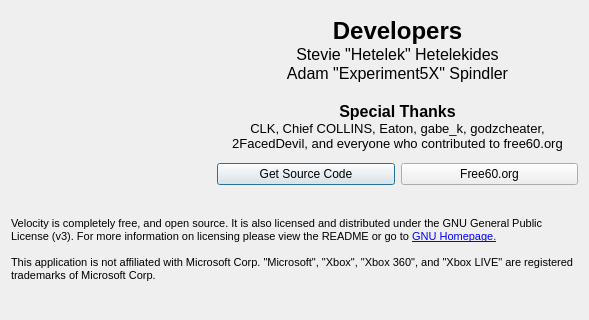
This is Velocity/about.ui in hetelek/Velocity as Qt 5 draws it before an edit. The edited form follows.
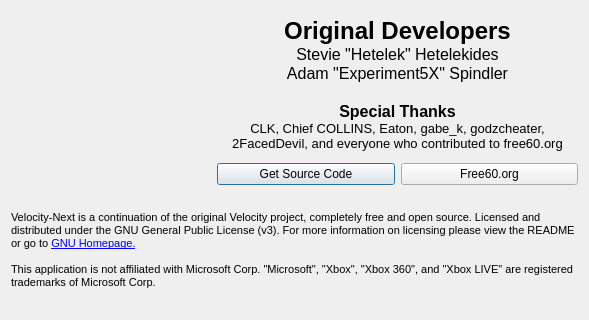
This is the edited form. Icons and pictures are not drawn.

Commit message: rebrand: Velocity-Next - continuation of original Velocity project

Diff of the .ui file:
```diff
--- a/Velocity/about.ui
+++ b/Velocity/about.ui
@@ -48,7 +48,7 @@
 &lt;html&gt;&lt;head&gt;&lt;meta name=&quot;qrichtext&quot; content=&quot;1&quot; /&gt;&lt;style type=&quot;text/css&quot;&gt;
 p, li { white-space: pre-wrap; }
 &lt;/style&gt;&lt;/head&gt;&lt;body style=&quot; font-family:'Ubuntu'; font-size:11pt; font-weight:400; font-style:normal;&quot;&gt;
-&lt;p align=&quot;center&quot; style=&quot; margin-top:0px; margin-bottom:0px; margin-left:0px; margin-right:0px; -qt-block-indent:0; text-indent:0px;&quot;&gt;&lt;span style=&quot; font-family:'MS Shell Dlg 2'; font-size:18pt; font-weight:600;&quot;&gt;Developers&lt;/span&gt;&lt;/p&gt;
+&lt;p align=&quot;center&quot; style=&quot; margin-top:0px; margin-bottom:0px; margin-left:0px; margin-right:0px; -qt-block-indent:0; text-indent:0px;&quot;&gt;&lt;span style=&quot; font-family:'MS Shell Dlg 2'; font-size:18pt; font-weight:600;&quot;&gt;Original Developers&lt;/span&gt;&lt;/p&gt;
 &lt;p align=&quot;center&quot; style=&quot; margin-top:0px; margin-bottom:0px; margin-left:0px; margin-right:0px; -qt-block-indent:0; text-indent:0px;&quot;&gt;&lt;span style=&quot; font-family:'MS Shell Dlg 2'; font-size:12pt;&quot;&gt;Stevie &amp;quot;Hetelek&amp;quot; Hetelekides&lt;/span&gt;&lt;/p&gt;
 &lt;p align=&quot;center&quot; style=&quot; margin-top:0px; margin-bottom:0px; margin-left:0px; margin-right:0px; -qt-block-indent:0; text-indent:0px;&quot;&gt;&lt;span style=&quot; font-family:'MS Shell Dlg 2'; font-size:12pt;&quot;&gt;Adam &amp;quot;Experiment5X&amp;quot; Spindler&lt;/span&gt;&lt;/p&gt;
 &lt;p align=&quot;center&quot; style=&quot;-qt-paragraph-type:empty; margin-top:0px; margin-bottom:0px; margin-left:0px; margin-right:0px; -qt-block-indent:0; text-indent:0px; font-family:'MS Shell Dlg 2'; font-size:12pt;&quot;&gt;&lt;br /&gt;&lt;/p&gt;
@@ -94,7 +94,7 @@
 &lt;html&gt;&lt;head&gt;&lt;meta name=&quot;qrichtext&quot; content=&quot;1&quot; /&gt;&lt;style type=&quot;text/css&quot;&gt;
 p, li { white-space: pre-wrap; }
 &lt;/style&gt;&lt;/head&gt;&lt;body style=&quot; font-family:'MS Shell Dlg 2'; font-size:13pt; font-weight:400; font-style:normal;&quot;&gt;
-&lt;p style=&quot; margin-top:0px; margin-bottom:0px; margin-left:0px; margin-right:0px; -qt-block-indent:0; text-indent:0px;&quot;&gt;&lt;span style=&quot; font-size:8pt;&quot;&gt;Velocity is completely free, and open source. It is also licensed and distributed under the GNU General Public License (v3). For more information on licensing please view the README or go to &lt;/span&gt;&lt;a href=&quot;http://www.gnu.org/licenses/&quot;&gt;&lt;span style=&quot; font-size:8pt; text-decoration: underline; color:#0000ff;&quot;&gt;GNU Homepage.&lt;/span&gt;&lt;/a&gt;&lt;/p&gt;
+&lt;p style=&quot; margin-top:0px; margin-bottom:0px; margin-left:0px; margin-right:0px; -qt-block-indent:0; text-indent:0px;&quot;&gt;&lt;span style=&quot; font-size:8pt;&quot;&gt;Velocity-Next is a continuation of the original Velocity project, completely free and open source. Licensed and distributed under the GNU General Public License (v3). For more information on licensing please view the README or go to &lt;/span&gt;&lt;a href=&quot;http://www.gnu.org/licenses/&quot;&gt;&lt;span style=&quot; font-size:8pt; text-decoration: underline; color:#0000ff;&quot;&gt;GNU Homepage.&lt;/span&gt;&lt;/a&gt;&lt;/p&gt;
 &lt;p style=&quot;-qt-paragraph-type:empty; margin-top:0px; margin-bottom:0px; margin-left:0px; margin-right:0px; -qt-block-indent:0; text-indent:0px; font-size:8pt; text-decoration: underline; color:#0000ff;&quot;&gt;&lt;/p&gt;
 &lt;p style=&quot; margin-top:0px; margin-bottom:0px; margin-left:0px; margin-right:0px; -qt-block-indent:0; text-indent:0px;&quot;&gt;&lt;span style=&quot; font-size:8pt;&quot;&gt;This application is not affiliated with Microsoft Corp. &amp;quot;Microsoft&amp;quot;, &amp;quot;Xbox&amp;quot;, &amp;quot;Xbox 360&amp;quot;, and &amp;quot;Xbox LIVE&amp;quot; are registered trademarks of Microsoft Corp.&lt;/span&gt;&lt;/p&gt;&lt;/body&gt;&lt;/html&gt;</string>
        </property>
```
The commit also changes 11 other files.
